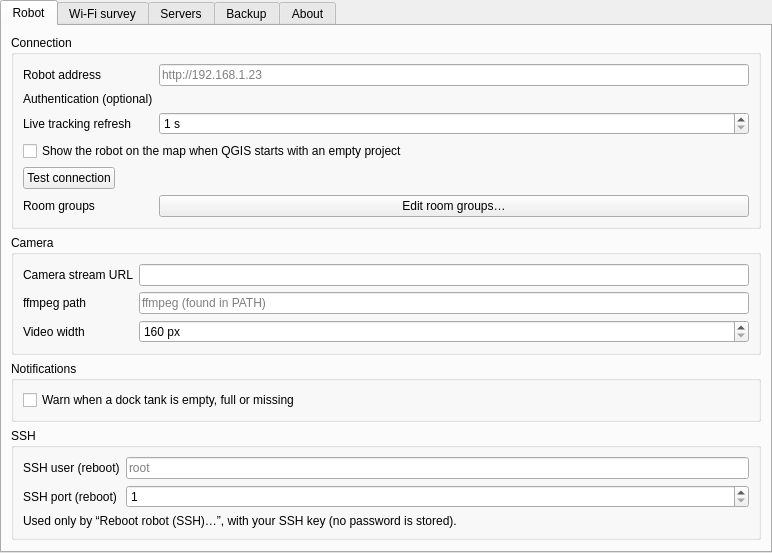
Before: the Qt Designer form valetudo_qgis/ui/settings_page.ui in sylsta/homeqgis, drawn with Qt 5.
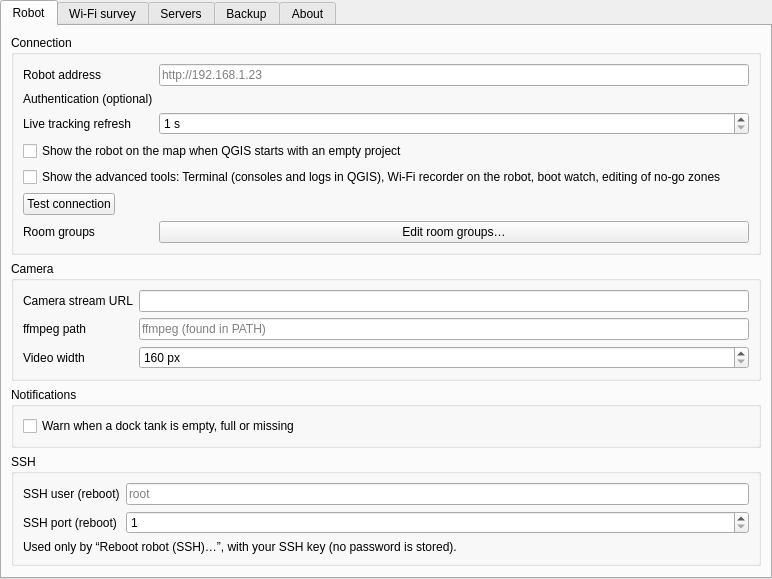
After: the same form once the commit is applied. Custom widgets are drawn as their Qt base class.

Commit message: Advanced tools switch (⋮ menu and settings): Terminal, Wi-Fi recorder on the robot, boot watch and restriction editing; on for existing configurations

The edit to the form file:
```diff
--- a/valetudo_qgis/ui/settings_page.ui
+++ b/valetudo_qgis/ui/settings_page.ui
@@ -92,6 +92,13 @@
            </widget>
           </item>
           <item row="4" column="0" colspan="2">
+           <widget class="QCheckBox" name="chk_advanced">
+            <property name="text">
+             <string>Show the advanced tools: Terminal (consoles and logs in QGIS), Wi-Fi recorder on the robot, boot watch, editing of no-go zones</string>
+            </property>
+           </widget>
+          </item>
+          <item row="5" column="0" colspan="2">
            <layout class="QHBoxLayout" name="test_layout" stretch="0,1">
             <item>
              <widget class="QPushButton" name="btn_test">
@@ -109,14 +116,14 @@
             </item>
            </layout>
           </item>
-          <item row="5" column="0">
+          <item row="6" column="0">
            <widget class="QLabel" name="lbl_room_groups">
             <property name="text">
              <string>Room groups</string>
             </property>
            </widget>
           </item>
-          <item row="5" column="1">
+          <item row="6" column="1">
            <widget class="QPushButton" name="btn_room_groups">
             <property name="text">
              <string>Edit room groups…</string>
```
The commit also changes 5 other files.
